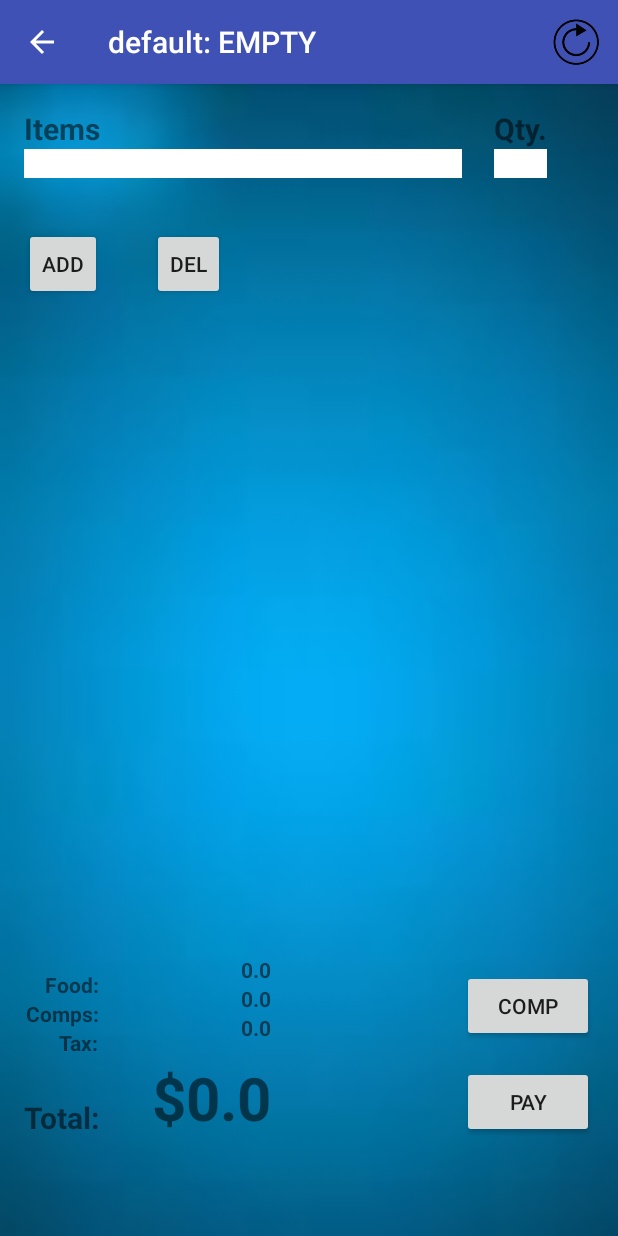
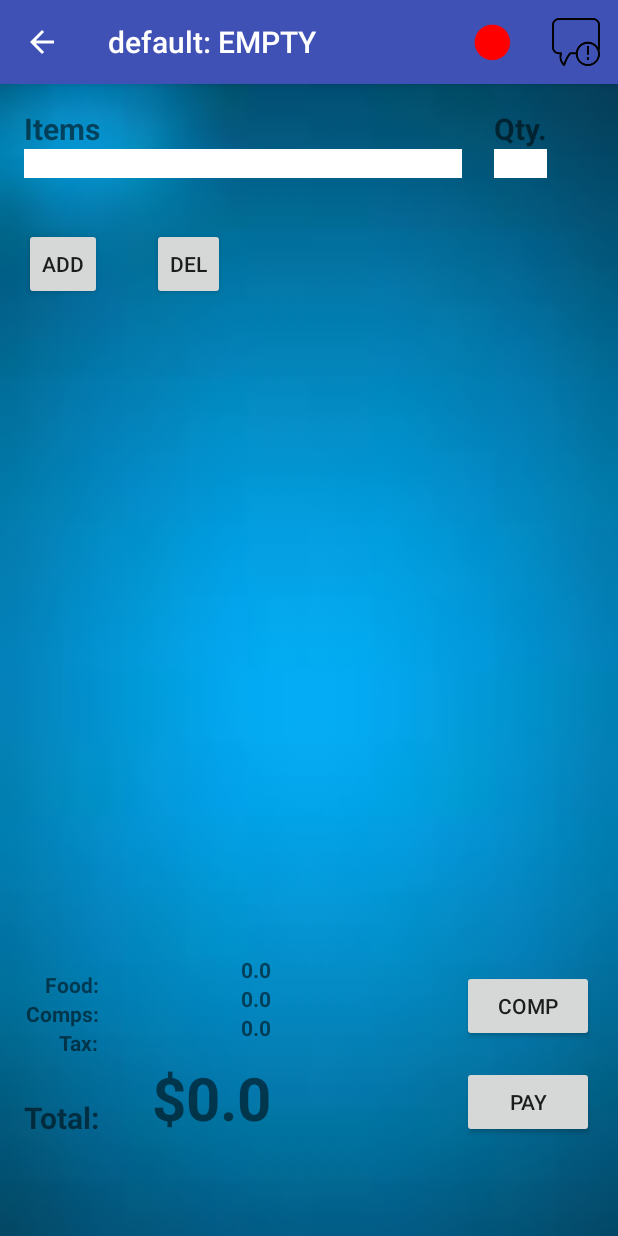
Before and after one commit to johnjmartinez/Distributed-Algorithms, an Android app: the Queue screen opened directly, with no data from a screen before it, after a tap on an icon or button, on a phone screen of 412 x 824 dp. Run offline under Robolectric (Android 15) with nearby library versions, the phone set to English and light mode, and no system bars; 1 statement that could not run was skipped.

Commit message:
Lots of Changes

```diff
--- a/DistributedOrderingSystem/app/src/main/java/com/example/darosale/distributedorderingsystem/Queue.java
+++ b/DistributedOrderingSystem/app/src/main/java/com/example/darosale/distributedorderingsystem/Queue.java
@@ -1,9 +1,10 @@
 package com.example.darosale.distributedorderingsystem;
 
+import android.app.AlertDialog;
+import android.content.DialogInterface;
 import android.content.Intent;
+import android.os.AsyncTask;
 import android.os.Bundle;
-import android.support.design.widget.FloatingActionButton;
-import android.support.design.widget.Snackbar;
 import android.support.v7.app.AppCompatActivity;
 import android.support.v7.widget.Toolbar;
 import android.util.Log;
@@ -18,6 +19,7 @@
 public class Queue extends AppCompatActivity {
 
     public final static String EXTRA_MESSAGE = "com.darosale.distributedorderingsystem.MESSAGE";
+    Refresher r = new Refresher();
 
     @Override
     protected void onCreate(Bundle savedInstanceState) {
@@ -33,21 +35,43 @@
     @Override
     public boolean onCreateOptionsMenu(Menu menu) {
         MenuInflater inflater = getMenuInflater();
-        inflater.inflate(R.menu.options_menu, menu);
+        inflater.inflate(R.menu.queue_menu, menu);
 
         return true;
     }
 
     public boolean onOptionsItemSelected(MenuItem item) {
-        if(item.getItemId() == R.id.refresh) {
-            setListView();
+        if(item.getItemId() == R.id.messages) {
+            showMessages();
             return true;
         }
 
         return super.onOptionsItemSelected(item);
     }
 
+    @Override
+    public void onBackPressed() {
+        super.onBackPressed();
+        r.cancel(true);
+    }
+
+    @Override
+    public void onDestroy() {
+        super.onDestroy();
+        r.cancel(true);
+    }
+
+    @Override
+    public void onResume() {
+        super.onResume();
+        setListView();
+    }
+
     public void setListView(){
+        r.cancel(true);
+        r = new Refresher();
+        r.execute();
+
         // Method for setting the order queue listView
         final ListView l = (ListView) findViewById(R.id.orderList);
         String[] queueItems = new String[10];
@@ -90,4 +114,63 @@
         intent.putExtra(EXTRA_MESSAGE, table);
         startActivity(intent);
     }
+
+    public void showMessages(){
+        // Method for handling popup dialogue displaying messages
+        AlertDialog.Builder builderSingle = new AlertDialog.Builder(Queue.this);
+        //builderSingle.setIcon(R.drawable.ic_launcher);
+        builderSingle.setTitle("Messages");
+        // Use a single choice list for our dialogue
+        final ArrayAdapter<String> arrayAdapter = new ArrayAdapter<String>(
+                Queue.this,
+                android.R.layout.simple_list_item_1);
+        // Add each item to the adapter for the list
+        for (int i=MyActivity.messages.size()-1; i>=0; i--) {
+            arrayAdapter.add(MyActivity.messages.get(i));
+        }
+        // If the delete is canceled, just exit
+        builderSingle.setNegativeButton("Cancel", new DialogInterface.OnClickListener() {
+            @Override
+            public void onClick(DialogInterface dialog, int which) {
+                // no-op
+            }
+        });
+        // If an item was selected, create a second popup to confirm
+        builderSingle.setAdapter(arrayAdapter, new DialogInterface.OnClickListener() {
+            @Override
+            public void onClick(DialogInterface dialog, int which) {
+            }
+        });
+        builderSingle.show();
+    }
+
+    private class Refresher extends AsyncTask<Void, Void, Void> {
+
+        @Override
+        protected Void doInBackground(Void... params) {
+            while (!Thread.currentThread().isInterrupted()  ) {
+                try {
+                    if (MyActivity.getRefreshStatus()) { break; }
+                    if (isCancelled() ) { return null; }
+                    Thread.sleep(2000);
+                }
+                catch (InterruptedException ie) {
+                    //Thread got cancelled.
+                }
+                catch (Exception e) {
+                    e.printStackTrace();
+                }
+            }
+            return null;
+        }
+
+        @Override
+        protected void onPostExecute(Void result) {
+            if (MyActivity.getRefreshStatus()) {
+                MyActivity.unsetRefresh();
+                setListView();
+            }
+            super.onPostExecute(result);
+        }
+    }
 }
--- /dev/null
+++ b/DistributedOrderingSystem/app/src/main/res/menu/queue_menu.xml
@@ -0,0 +1,10 @@
+<?xml version="1.0" encoding="utf-8"?>
+<menu xmlns:android="http://schemas.android.com/apk/res/android"
+    xmlns:app="http://schemas.android.com/apk/res-auto">
+    <item android:id="@+id/messages"
+        android:title="Messages"
+        android:icon="@drawable/messages"
+        app:showAsAction="collapseActionView|ifRoom"
+        android:actionViewClass="android.widget.SearchView" />
+
+</menu>
--- /dev/null
+++ b/DistributedOrderingSystem/app/src/main/res/menu/table_menu.xml
@@ -0,0 +1,15 @@
+<?xml version="1.0" encoding="utf-8"?>
+<menu xmlns:android="http://schemas.android.com/apk/res/android"
+    xmlns:app="http://schemas.android.com/apk/res-auto">
+    <item android:id="@+id/status"
+        android:title="Status"
+        android:icon="@drawable/offline"
+        app:showAsAction="collapseActionView|ifRoom"
+        app:actionViewClass="android.widget.SearchView" />
+    <item android:id="@+id/messages"
+        android:title="Messages"
+        android:icon="@drawable/messages"
+        app:showAsAction="collapseActionView|ifRoom"
+        android:actionViewClass="android.widget.SearchView" />
+
+</menu>
```
Also changed, not shown: DistributedOrderingSystem/app/src/main/java/com/example/darosale/distributedorderingsystem/ListenerThread.java (+28 -11 lines), DistributedOrderingSystem/app/src/main/java/com/example/darosale/distributedorderingsystem/MyActivity.java (+17 -3 lines), DistributedOrderingSystem/app/src/main/java/com/example/darosale/distributedorderingsystem/TableInfo.java (+139 -30 lines), DistributedOrderingSystem/app/src/main/java/com/example/darosale/distributedorderingsystem/TableLayout.java (+52 -0 lines), DistributedOrderingSystem/app/src/main/res/menu/layout_menu.xml (added, +10 -0 lines), DistributedOrderingSystem/app/src/main/res/drawable/message.png (added), DistributedOrderingSystem/app/src/main/res/drawable/messages.png (added), DistributedOrderingSystem/app/src/main/res/drawable/offline.png (added), DistributedOrderingSystem/app/src/main/res/drawable/online.png (added), 1 other file.
